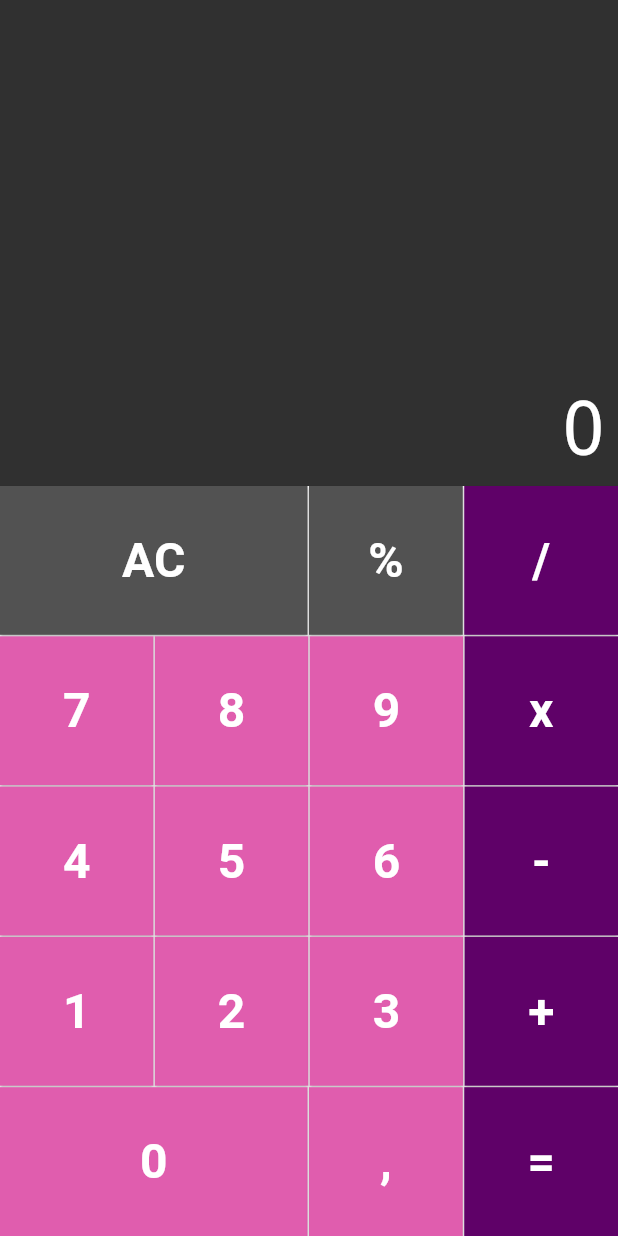
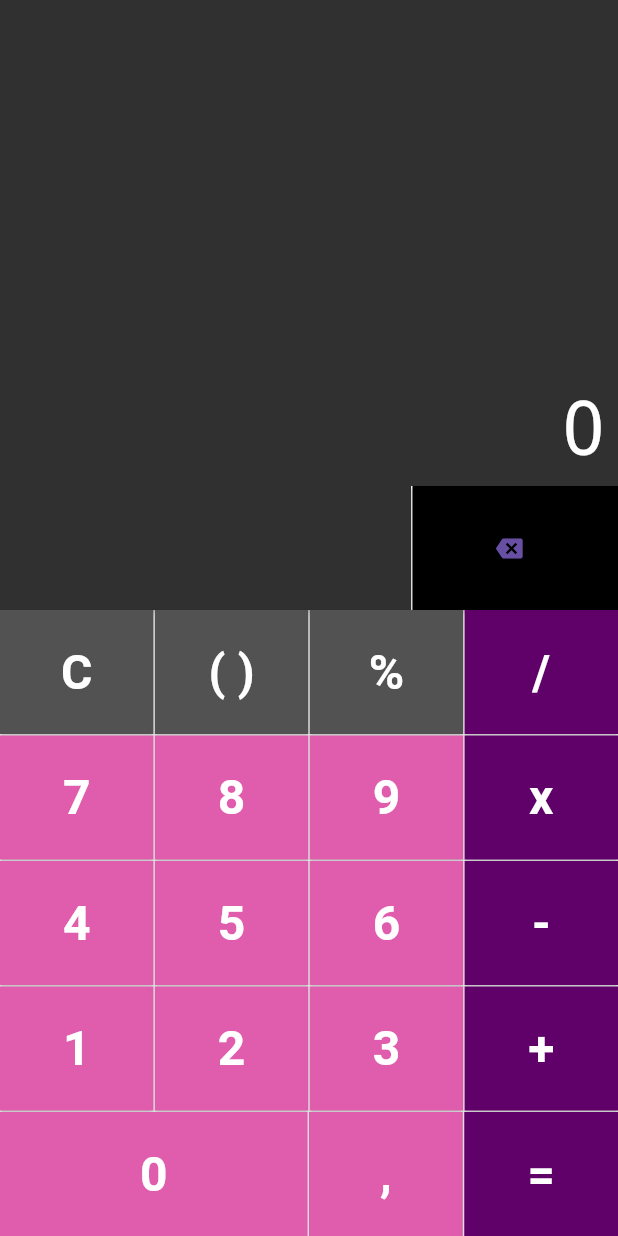
Before and after one commit to aricoelhog/calculator, a Flutter app: the screen it shows after launch, on a phone screen of 412 x 824 dp. Run offline on Flutter 3.47's test engine with Material 3 defaults, Android fonts, the phone set to English and light mode, and no system bars; drawn by our look-alikes of auto_size_text; our stand-ins replace fluttertoast; missing offline and left inert: expressions.

Commit message:
Backspace and Parenthesis

```diff
--- a/lib/components/button.dart
+++ b/lib/components/button.dart
@@ -8,12 +8,14 @@ class Button extends StatelessWidget {
   final String text;
   final bool big;
   final Color color;
+  final isBackspace;
   final void Function(String) cb;
 
   const Button({
     required this.text,
     this.big = false,
     this.color = DEFAULT,
+    this.isBackspace = false,
     required this.cb,
   });
 
@@ -21,6 +23,7 @@ class Button extends StatelessWidget {
     required this.text,
     this.big = true,
     this.color = DEFAULT,
+    this.isBackspace = false,
     required this.cb,
   });
 
@@ -28,6 +31,15 @@ class Button extends StatelessWidget {
     required this.text,
     this.big = false,
     this.color = OPERATION,
+    this.isBackspace = false,
+    required this.cb,
+  });
+
+  const Button.backspace({
+    required this.text,
+    this.big = false,
+    this.color = OPERATION,
+    this.isBackspace = true,
     required this.cb,
   });
 
@@ -37,7 +49,15 @@ class Button extends StatelessWidget {
       flex: big ? 2 : 1,
       child: ElevatedButton(
         onPressed: () => cb(text),
-        child: Text(
+        child: this.isBackspace
+            ? Row(
+                mainAxisSize: MainAxisSize.min,
+                children: [
+                  Icon(Icons.backspace),
+                  SizedBox(width: 8),
+                ],
+              )
+            : Text(
                 text,
                 style: TextStyle(
                   fontSize: 32,
--- a/lib/components/keyboard.dart
+++ b/lib/components/keyboard.dart
@@ -13,7 +13,13 @@ class Keyboard extends StatelessWidget {
       child: Column(
         children: <Widget>[
           ButtonRow([
-            Button.big(text: 'AC', color: Button.DARK, cb: cb),
+            Button.big(text: '', color: Color.fromRGBO(48, 48, 48, 1), cb: cb),
+            Button.backspace(
+                text: '<-', color: Color.fromRGBO(0, 0, 0, 1), cb: cb),
+          ]),
+          ButtonRow([
+            Button(text: 'C', color: Button.DARK, cb: cb),
+            Button(text: '( )', color: Button.DARK, cb: cb),
             Button(text: '%', color: Button.DARK, cb: cb),
             Button.operation(text: '/', cb: cb),
           ]),
```
Also changed, not shown: lib/models/memory.dart (+96 -42 lines). Lines whose indentation alone changed are shown as unchanged.
